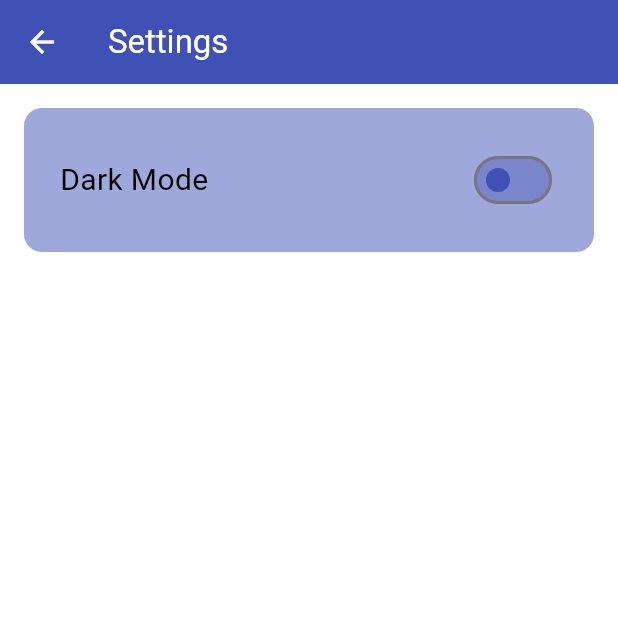
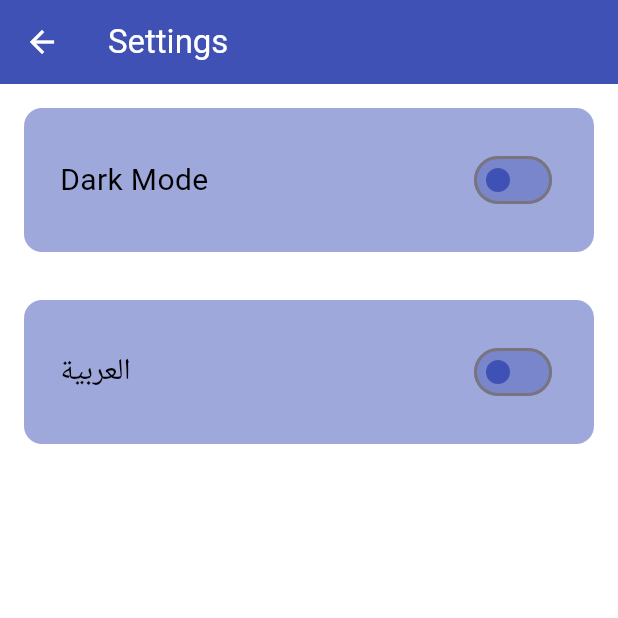
Before and after one commit to rababhamdyy/todo_app, a Flutter app: the screen it shows after launch, after a tap on the "settings" icon, on a phone screen of 412 x 824 dp, the top half of it. Run offline on Flutter 3.47's test engine with Material 3 defaults, Android fonts, the phone set to English and light mode, and no system bars; our stand-ins replace bloc, flutter_bloc, hive, hive_flutter; accounts and stored records are empty.

Commit message:
add localization en & ar

```diff
--- /dev/null
+++ b/assets/l10n/ar.json
@@ -0,0 +1,5 @@
+{
+  "title": "تطبيق المهام",
+  "settings": "الإعدادات",
+  "language": "اللغة"
+}
--- /dev/null
+++ b/assets/l10n/en.json
@@ -0,0 +1,5 @@
+{
+  "title": "ToDo App",
+  "settings": "Settings",
+  "language": "Language"
+}
--- /dev/null
+++ b/lib/cubits/locale_cubit.dart
@@ -0,0 +1,19 @@
+import 'package:bloc/bloc.dart';
+import 'package:hive/hive.dart';
+import 'package:flutter/material.dart';
+
+class LocaleCubit extends Cubit<Locale> {
+  final Box<String> _settingsBox;
+
+  LocaleCubit(this._settingsBox) : super(_getSavedLocale(_settingsBox));
+
+  static Locale _getSavedLocale(Box<String> box) {
+    final savedLocale = box.get('locale', defaultValue: 'en');
+    return Locale(savedLocale!);
+  }
+
+  void changeLocale(String languageCode) {
+    emit(Locale(languageCode));
+    _settingsBox.put('locale', languageCode);
+  }
+}
--- a/lib/data/hive_helper.dart
+++ b/lib/data/hive_helper.dart
@@ -7,13 +7,17 @@ class HiveHelper {
   static Future<void> init() async {
     if (!_initialized) {
       await Hive.initFlutter();
-      Hive.registerAdapter(TaskModelAdapter());
+
+      if (!Hive.isAdapterRegistered(TaskModelAdapter().typeId)) {
+        Hive.registerAdapter(TaskModelAdapter());
+      }
+
       _initialized = true;
     }
   }
 
-  static Future<Box<TaskModel>> openBox(String boxName) async {
+  static Future<Box<T>> openBox<T>(String boxName) async {
     await init();
-    return await Hive.openBox<TaskModel>(boxName);
+    return await Hive.openBox<T>(boxName);
   }
 }
--- /dev/null
+++ b/lib/l10n/app_localizations.dart
@@ -0,0 +1,49 @@
+import 'dart:convert';
+import 'package:flutter/material.dart';
+import 'package:flutter/services.dart';
+
+class AppLocalizations {
+  final Locale locale;
+  AppLocalizations(this.locale);
+
+  static AppLocalizations of(BuildContext context) {
+    return Localizations.of<AppLocalizations>(context, AppLocalizations)!;
+  }
+
+  static const LocalizationsDelegate<AppLocalizations> delegate =
+      _AppLocalizationsDelegate();
+
+  late Map<String, String> _localizedStrings;
+
+  Future<void> load() async {
+    String jsonString = await rootBundle.loadString(
+      'assets/l10n/${locale.languageCode}.json',
+    );
+    Map<String, dynamic> jsonMap = json.decode(jsonString);
+    _localizedStrings = jsonMap.map(
+      (key, value) => MapEntry(key, value.toString()),
+    );
+  }
+
+  String translate(String key) {
+    return _localizedStrings[key] ?? key;
+  }
+}
+
+class _AppLocalizationsDelegate
+    extends LocalizationsDelegate<AppLocalizations> {
+  const _AppLocalizationsDelegate();
+
+  @override
+  bool isSupported(Locale locale) => ['en', 'ar'].contains(locale.languageCode);
+
+  @override
+  Future<AppLocalizations> load(Locale locale) async {
+    AppLocalizations localizations = AppLocalizations(locale);
+    await localizations.load();
+    return localizations;
+  }
+
+  @override
+  bool shouldReload(_AppLocalizationsDelegate old) => false;
+}
--- a/lib/main.dart
+++ b/lib/main.dart
@@ -1,10 +1,13 @@
 import 'package:flutter/material.dart';
 import 'package:flutter_bloc/flutter_bloc.dart';
-import 'package:hive_flutter/adapters.dart';
+import 'package:flutter_localizations/flutter_localizations.dart';
+import 'package:hive_flutter/hive_flutter.dart';
 import 'package:provider/provider.dart';
+import 'package:todo_app/cubits/locale_cubit.dart';
 import 'package:todo_app/cubits/task_cubit.dart';
 import 'package:todo_app/data/hive_helper.dart';
 import 'package:todo_app/data/task_model.dart';
+import 'package:todo_app/l10n/app_localizations.dart';
 import 'package:todo_app/pages/home_page.dart';
 import 'package:todo_app/pages/settings_page.dart';
 import 'package:todo_app/themes/themes_provider.dart';
@@ -12,33 +15,49 @@ import 'package:todo_app/themes/themes_provider.dart';
 void main() async {
   WidgetsFlutterBinding.ensureInitialized();
 
-  final taskBox = await HiveHelper.openBox('myBox');
+  await Hive.initFlutter();
+
+  final taskBox = await HiveHelper.openBox<TaskModel>('myBox');
+
+  final settingsBox = await HiveHelper.openBox<String>('settingsBox');
 
   runApp(
-    ChangeNotifierProvider(
-      create: (context) => ThemesProvider(),
-      child: MyApp(myBox: taskBox),
+    MultiProvider(
+      providers: [
+        ChangeNotifierProvider(create: (context) => ThemesProvider()),
+        BlocProvider(create: (context) => TaskCubit(taskBox)),
+        BlocProvider(create: (context) => LocaleCubit(settingsBox)),
+      ],
+      child: const MyApp(),
     ),
   );
 }
 
 class MyApp extends StatelessWidget {
-  final Box<TaskModel> myBox;
+  const MyApp({super.key});
 
-  const MyApp({super.key, required this.myBox});
-
-  // This widget is the root of your application.
   @override
   Widget build(BuildContext context) {
-    return BlocProvider(
-      create: (context) => TaskCubit(myBox),
-      child: MaterialApp(
-        title: 'ToDo App',
-        theme: Provider.of<ThemesProvider>(context).currentTheme,
-        debugShowCheckedModeBanner: false,
-        home: HomePage(),
-        routes: {'/settingsPage': (context) => const SettingsPage()},
-      ),
+    return BlocBuilder<LocaleCubit, Locale>(
+      builder: (context, locale) {
+        return MaterialApp(
+          title: 'ToDo App',
+          theme: Provider.of<ThemesProvider>(context).currentTheme,
+          debugShowCheckedModeBanner: false,
+
+          supportedLocales: const [Locale('en'), Locale('ar')],
+          localizationsDelegates: const [
+            AppLocalizations.delegate,
+            GlobalMaterialLocalizations.delegate,
+            GlobalWidgetsLocalizations.delegate,
+            GlobalCupertinoLocalizations.delegate,
+          ],
+          locale: locale,
+
+          home: HomePage(),
+          routes: {'/settingsPage': (context) => const SettingsPage()},
+        );
+      },
     );
   }
 }
--- a/lib/pages/home_page.dart
+++ b/lib/pages/home_page.dart
@@ -2,6 +2,7 @@ import 'package:flutter/material.dart';
 import 'package:flutter_bloc/flutter_bloc.dart';
 import 'package:todo_app/cubits/task_cubit.dart';
 import 'package:todo_app/data/task_model.dart';
+import 'package:todo_app/l10n/app_localizations.dart';
 import 'package:todo_app/widgets/dialog_box.dart';
 import 'package:todo_app/widgets/task_tile.dart';
 
@@ -40,7 +41,10 @@ class HomePage extends StatelessWidget {
     return Scaffold(
       appBar: AppBar(
         backgroundColor: Colors.indigo,
-        title: Text("ToDo App", style: TextStyle(color: Colors.white)),
+        title: Text(
+          AppLocalizations.of(context).translate('title'),
+          style: TextStyle(color: Colors.white),
+        ),
         actions: [
           IconButton(
             onPressed: () {
--- a/lib/pages/settings_page.dart
+++ b/lib/pages/settings_page.dart
@@ -1,4 +1,5 @@
 import 'package:flutter/material.dart';
+import 'package:todo_app/l10n/app_localizations.dart';
 import 'package:todo_app/widgets/switch_theme.dart';
 
 class SettingsPage extends StatelessWidget {
@@ -8,11 +9,11 @@ class SettingsPage extends StatelessWidget {
   Widget build(BuildContext context) {
     return Scaffold(
       appBar: AppBar(
-        title: const Text('Settings'),
+        title: Text(AppLocalizations.of(context).translate('settings')),
         foregroundColor: Colors.white,
         backgroundColor: Colors.indigo,
       ),
-      body: SwitchWidget(),
+      body: const SwitchWidget(),
     );
   }
 }
--- a/lib/widgets/switch_theme.dart
+++ b/lib/widgets/switch_theme.dart
@@ -1,5 +1,6 @@
 import 'package:flutter/material.dart';
 import 'package:provider/provider.dart';
+import 'package:todo_app/cubits/locale_cubit.dart';
 import 'package:todo_app/themes/themes_provider.dart';
 
 class SwitchWidget extends StatelessWidget {
@@ -8,7 +9,37 @@ class SwitchWidget extends StatelessWidget {
   @override
   Widget build(BuildContext context) {
     final themeProvider = Provider.of<ThemesProvider>(context);
+    final localeCubit = context.watch<LocaleCubit>();
 
+    return Column(
+      children: [
+        // Theme Switcher
+        _buildSwitchTile(
+          context,
+          title: themeProvider.isDarkMode ? 'Light Mode' : 'Dark Mode',
+          value: themeProvider.isDarkMode,
+          onChanged: (value) => themeProvider.toggleTheme(),
+        ),
+
+        // Language Switcher
+        _buildSwitchTile(
+          context,
+          title: localeCubit.state.languageCode == 'en' ? 'العربية' : 'English',
+          value: localeCubit.state.languageCode == 'ar',
+          onChanged: (value) {
+            localeCubit.changeLocale(value ? 'ar' : 'en');
+          },
+        ),
+      ],
+    );
+  }
+
+  Widget _buildSwitchTile(
+    BuildContext context, {
+    required String title,
+    required bool value,
+    required Function(bool) onChanged,
+  }) {
     return Padding(
       padding: const EdgeInsets.all(16.0),
       child: Container(
@@ -21,15 +52,13 @@ class SwitchWidget extends StatelessWidget {
           child: Row(
             children: [
               Text(
-                themeProvider.isDarkMode ? 'Light Mode' : 'Dark Mode',
-                style: TextStyle(fontSize: 20,color: Colors.black),
+                title,
+                style: const TextStyle(fontSize: 20, color: Colors.black),
               ),
-              Spacer(),
+              const Spacer(),
               Switch(
-                value: themeProvider.isDarkMode,
-                onChanged: (value) {
-                  themeProvider.toggleTheme();
-                },
+                value: value,
+                onChanged: onChanged,
                 activeColor: Colors.indigo,
                 activeTrackColor: Colors.indigo[300],
                 inactiveThumbColor: Colors.indigo,
```
Also changed, not shown: pubspec.yaml (+9 -4 lines), pubspec.lock, 1 other file.
